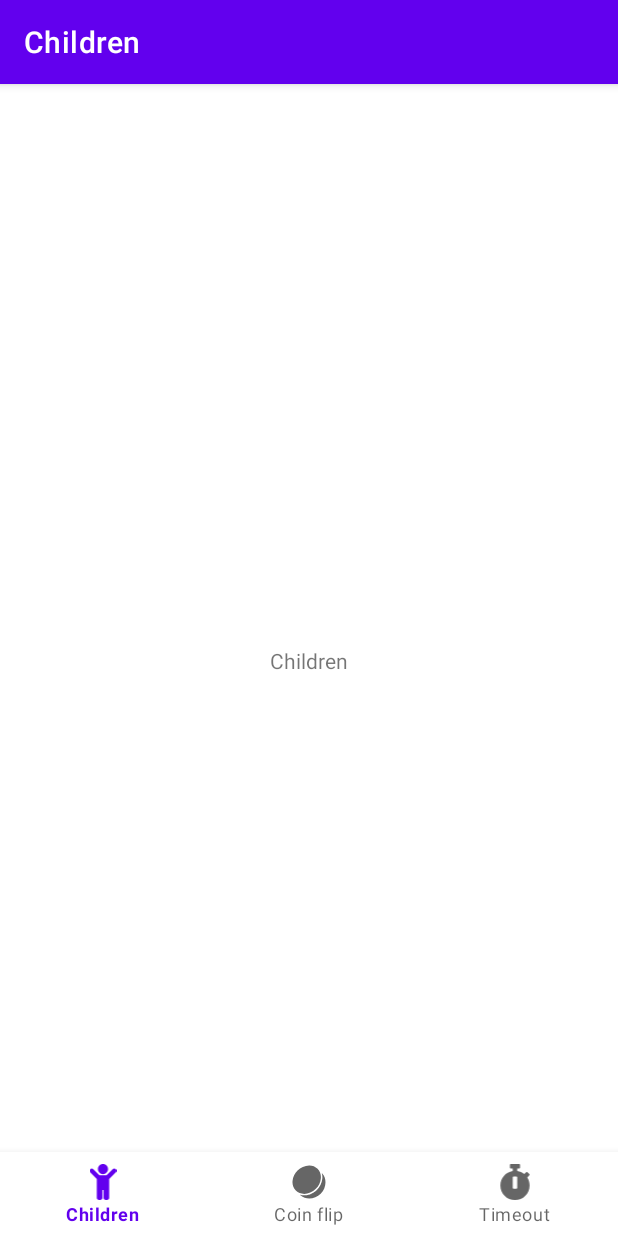
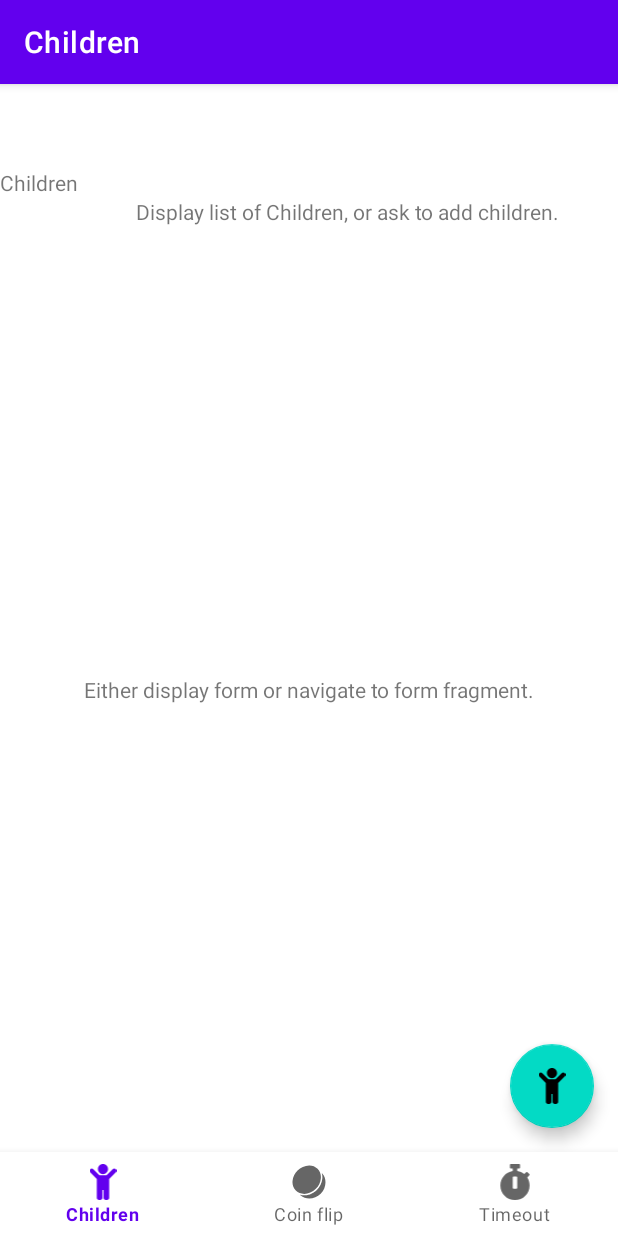
Before and after one commit to corbinjensen/AndroidParentApp, an Android app: the screen it shows after launch (MainActivity), on a phone screen of 412 x 824 dp. Run offline under Robolectric (Android 15) with nearby library versions, the phone set to English and light mode, and no system bars; our stand-ins replace navigation-ui.

Commit message:
Floating Action button

```diff
--- a/app/src/main/res/layout/fragment_children.xml
+++ b/app/src/main/res/layout/fragment_children.xml
@@ -7,12 +7,43 @@
     tools:context=".view.ChildrenFragment">
 
     <TextView
+        android:id="@+id/textView3"
         android:layout_width="wrap_content"
         android:layout_height="wrap_content"
         android:text="@string/title_children"
+        app:layout_constraintStart_toStartOf="parent"
+        app:layout_constraintTop_toTopOf="parent" />
+
+    <TextView
+        android:id="@+id/textView2"
+        android:layout_width="wrap_content"
+        android:layout_height="wrap_content"
+        android:text="Display list of Children, or ask to add children."
+        app:layout_constraintEnd_toEndOf="parent"
+        app:layout_constraintStart_toEndOf="@+id/textView3"
+        app:layout_constraintTop_toBottomOf="@+id/textView3" />
+
+    <TextView
+        android:id="@+id/textView4"
+        android:layout_width="wrap_content"
+        android:layout_height="wrap_content"
+        android:text="Either display form or navigate to form fragment."
         app:layout_constraintBottom_toBottomOf="parent"
         app:layout_constraintEnd_toEndOf="parent"
         app:layout_constraintStart_toStartOf="parent"
-        app:layout_constraintTop_toTopOf="parent" />
+        app:layout_constraintTop_toBottomOf="@+id/textView2" />
+
+    <com.google.android.material.floatingactionbutton.FloatingActionButton
+        android:id="@+id/fab"
+        android:layout_width="wrap_content"
+        android:layout_height="wrap_content"
+        android:layout_gravity="end|bottom"
+        android:layout_margin="16dp"
+        android:contentDescription="add a child"
+        android:src="@drawable/ic_child_solid"
+        app:layout_constraintBottom_toBottomOf="parent"
+        app:layout_constraintEnd_toEndOf="parent" />
+
+
 
 </androidx.constraintlayout.widget.ConstraintLayout>
```
Also changed, not shown: app/src/main/java/ca/sfu/fluorine/parentapp/view/ChildrenFragment.java (+11 -3 lines).
